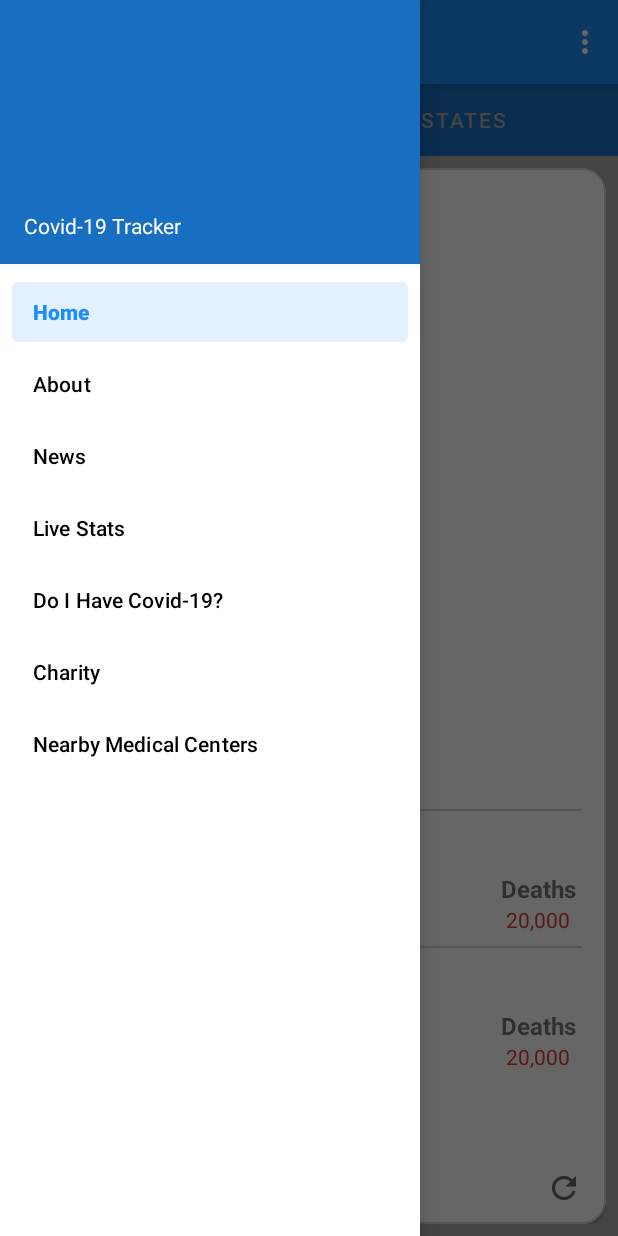
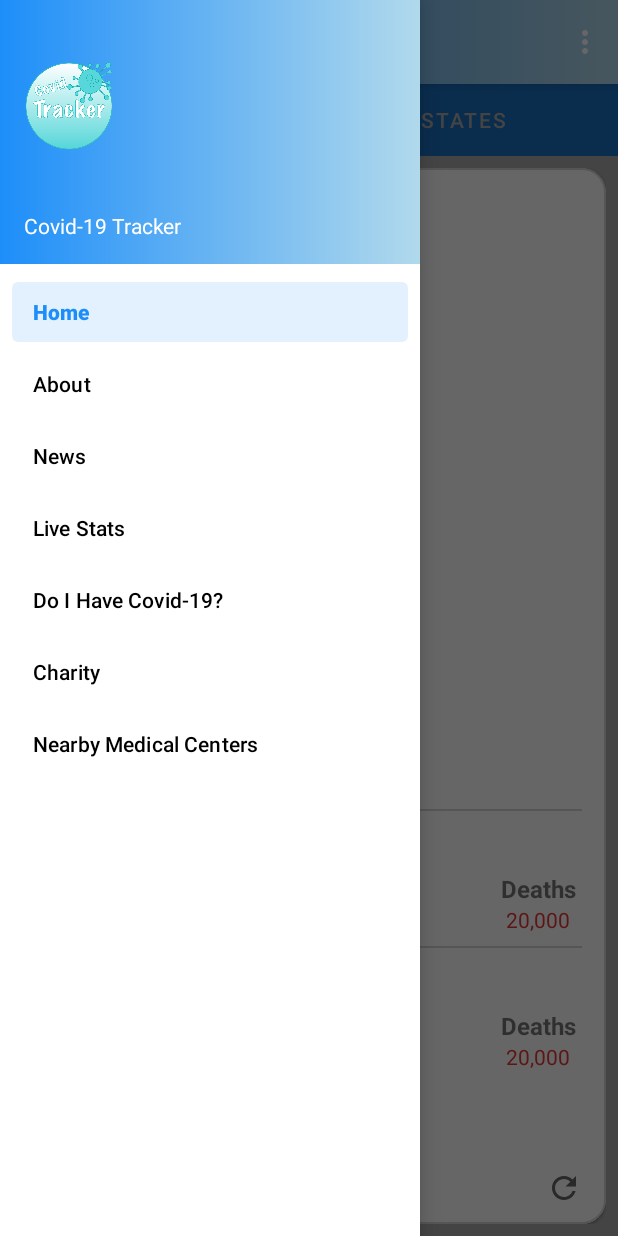
Before and after one commit to Logias/CovidTracker, an Android app: the screen it shows after launch (MainActivity), with the side drawer open, on a phone screen of 412 x 824 dp. Run offline under Robolectric (Android 15) with nearby library versions, the phone set to English and light mode, and no system bars; our stand-ins replace Room's generated code, navigation-ui; libraries missing offline, so code that uses them is left out: com.github.mikephil.charting, com.llollox.androidtoggleswitch; plain views replace PieChart, ToggleSwitch; network calls fail; pictures from the network do not load; 1 statement that could not run was skipped.

Commit message:
UI Updates

```diff
--- a/Code/CovidTrackerApp/app/build.gradle
+++ b/Code/CovidTrackerApp/app/build.gradle
@@ -29,6 +29,7 @@ android {
 }
 
 dependencies {
+
     def retrofit_version = "2.9.0"
     def gson_version = "2.8.6"
 
@@ -72,5 +73,7 @@ dependencies {
     implementation 'com.github.PhilJay:MPAndroidChart:v3.1.0'
 
     implementation 'com.llollox:androidtoggleswitch:2.0.1'
+    implementation 'com.android.support:design:28.0.0'
+
 
 }
--- /dev/null
+++ b/Code/CovidTrackerApp/app/src/main/res/drawable/gradient.xml
@@ -0,0 +1,13 @@
+<?xml version="1.0" encoding="utf-8"?>
+<selector xmlns:android="http://schemas.android.com/apk/res/android">
+
+    <item>
+        <shape android:shape="rectangle">
+        <gradient android:startColor = "#1D8EF9"
+            android:endColor= "#B1D9EC"
+            android:angle ="0"/>
+
+        </shape>
+    </item>
+
+</selector>
--- a/Code/CovidTrackerApp/app/src/main/res/layout/activity_main.xml
+++ b/Code/CovidTrackerApp/app/src/main/res/layout/activity_main.xml
@@ -17,6 +17,7 @@
         android:layout_height="wrap_content"
         android:layout_width="wrap_content"/>
 
+
     <com.google.android.material.navigation.NavigationView
         android:id="@+id/nav_view"
         android:layout_width="wrap_content"
@@ -28,4 +29,6 @@
 
 
 
+
+
 </androidx.drawerlayout.widget.DrawerLayout>
--- a/Code/CovidTrackerApp/app/src/main/res/layout/activity_splash_screen.xml
+++ b/Code/CovidTrackerApp/app/src/main/res/layout/activity_splash_screen.xml
@@ -4,6 +4,7 @@
     xmlns:tools="http://schemas.android.com/tools"
     android:layout_width="match_parent"
     android:layout_height="match_parent"
+    android:background="@drawable/gradient2"
     tools:context=".MainActivity">
 
     <ImageView
@@ -23,6 +24,7 @@
         android:layout_height="wrap_content"
         android:text="Welcome to CovidTracker"
         android:textStyle="bold"
+        android:textSize="20dp"
         app:layout_constraintBottom_toBottomOf="parent"
         app:layout_constraintHorizontal_bias="0.498"
         app:layout_constraintLeft_toLeftOf="parent"
--- a/Code/CovidTrackerApp/app/src/main/res/layout/app_bar_main.xml
+++ b/Code/CovidTrackerApp/app/src/main/res/layout/app_bar_main.xml
@@ -17,7 +17,7 @@
             android:id="@+id/toolBar"
             android:layout_width="match_parent"
             android:layout_height="?attr/actionBarSize"
-            android:background="@color/colorPrimary"
+            android:background="@drawable/gradient"
             app:popupTheme="@style/AppTheme.PopupOverlay"
             />
 
--- a/Code/CovidTrackerApp/app/src/main/res/layout/nav_header_main.xml
+++ b/Code/CovidTrackerApp/app/src/main/res/layout/nav_header_main.xml
@@ -4,13 +4,21 @@
     android:orientation="vertical"
     android:layout_width="match_parent"
     android:layout_height="176dp"
-    android:background="@color/colorAccent"
+    android:background="@drawable/gradient"
     android:gravity="bottom"
     android:paddingLeft="16dp"
     android:paddingTop="16dp"
     android:paddingRight="16dp"
     android:paddingBottom="16dp"
     android:theme="@style/ThemeOverlay.AppCompat.Dark">
+
+    <ImageView
+        android:id="@+id/imageView"
+        android:layout_width="60dp"
+        android:layout_height="60dp"
+        android:layout_marginTop="12dp"
+        android:src="@drawable/app_icon_covidtracker"
+                                                    />
 
     <TextView
         android:layout_width="match_parent"
```
Also changed, not shown: Code/CovidTrackerApp/app/src/main/res/drawable/gradient2.xml (added, +13 -0 lines).
